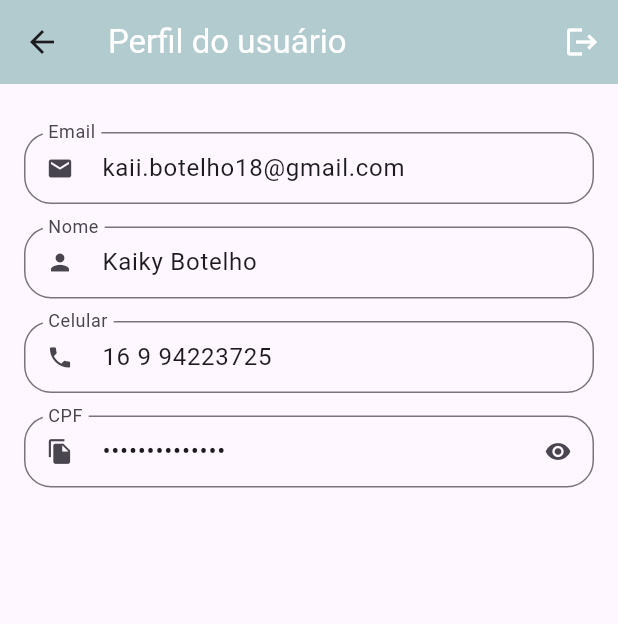
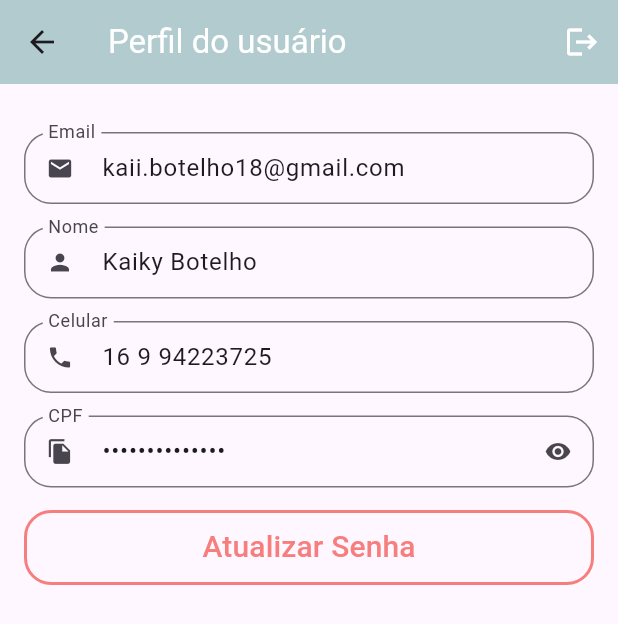
Before and after one commit to kaiky-botelho/nextbook, a Flutter app: the ProfileTab screen opened directly, on a phone screen of 412 x 824 dp. Shown: the top 624 px of the screen. Run offline on Flutter 3.47's test engine with Material 3 defaults, Android fonts, the phone set to English and light mode, and no system bars; our stand-ins replace animated_text_kit, mask_text_input_formatter.

Commit message:
campos dados2

```diff
--- a/lib/src/pages/profile/profile_tab.dart
+++ b/lib/src/pages/profile/profile_tab.dart
@@ -1,4 +1,5 @@
 import 'package:flutter/material.dart';
+import 'package:nextbook/src/config/custom_colors.dart';
 import 'package:nextbook/src/pages/common_widgets/custom_text_field.dart';
 import 'package:nextbook/src/config/app_data.dart' as appData;
 
@@ -25,7 +26,6 @@ class ProfileTab extends StatelessWidget {
           )
         ],
       ),
-
       body: ListView(
         physics: BouncingScrollPhysics(),
         padding: const EdgeInsets.fromLTRB(16, 32, 16, 16),
@@ -35,22 +35,19 @@ class ProfileTab extends StatelessWidget {
               readOnly: true,
               initialValue: appData.user.email,
               icon: Icons.email,
-          label: 'Email'
-          ),
+              label: 'Email'),
           //nome
           CustomTextField(
               readOnly: true,
               initialValue: appData.user.name,
               icon: Icons.person,
-          label: 'Nome'
-          ),
+              label: 'Nome'),
           //celular
           CustomTextField(
               readOnly: true,
               initialValue: appData.user.phone,
               icon: Icons.phone,
-          label: 'Celular'
-          ),
+              label: 'Celular'),
           //cpf
           CustomTextField(
             readOnly: true,
@@ -59,8 +56,30 @@ class ProfileTab extends StatelessWidget {
             label: 'CPF',
             isSecret: true,
           ),
+
+          //Botão de atualização de senha
+          SizedBox(
+            height: 50,
+            child: OutlinedButton(
+              style: OutlinedButton.styleFrom(
+                shape: RoundedRectangleBorder(
+                  borderRadius: BorderRadius.circular(18),
+                ),
+                side: BorderSide(
+                  width: 2,
+                  color: CustomColors.vermelhoNext,
+                ),
+              ),
+              onPressed: () {},
+              child: Text(
+                "Atualizar Senha",
+                style:
+                    TextStyle(color: CustomColors.vermelhoNext, fontSize: 20),
+              ),
+            ),
+          ),
         ],
-      ) ,
+      ),
     );
   }
 }
```
Lines whose indentation alone changed are shown as unchanged.
